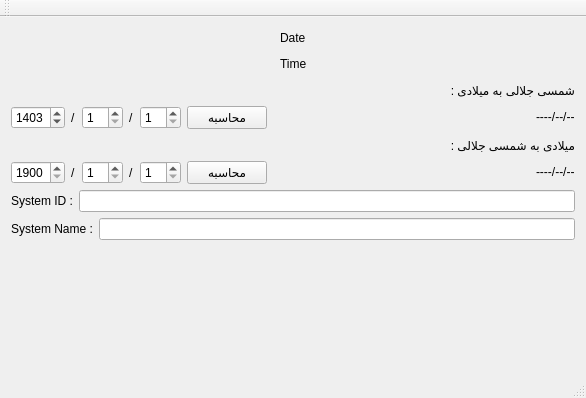
Before: the Qt Designer form mainwindow.ui in alinaseri25/qjalaliconverter, drawn with Qt 5.
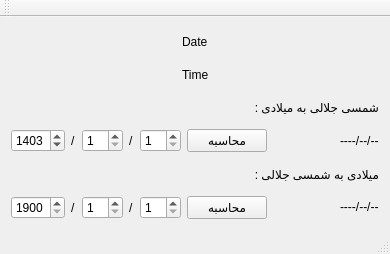
After: the same form once the commit is applied.

Patch:
```diff
--- a/mainwindow.ui
+++ b/mainwindow.ui
@@ -6,8 +6,8 @@
    <rect>
     <x>0</x>
     <y>0</y>
-    <width>586</width>
-    <height>398</height>
+    <width>390</width>
+    <height>254</height>
    </rect>
   </property>
   <property name="windowTitle">
@@ -313,51 +313,6 @@
         </item>
        </layout>
       </item>
-      <item>
-       <layout class="QHBoxLayout" name="horizontalLayout_8">
-        <item>
-         <widget class="QLabel" name="Lbl_SystemID">
-          <property name="text">
-           <string>System ID :</string>
-          </property>
-         </widget>
-        </item>
-        <item>
-         <widget class="QLineEdit" name="Txt_SystemID"/>
-        </item>
-       </layout>
-      </item>
-      <item>
-       <layout class="QHBoxLayout" name="horizontalLayout_10">
-        <item>
-         <widget class="QLabel" name="Lbl_SystemName">
-          <property name="text">
-           <string>System Name :</string>
-          </property>
-         </widget>
-        </item>
-        <item>
-         <widget class="QLineEdit" name="Txt_SystemName"/>
-        </item>
-       </layout>
-      </item>
-      <item>
-       <layout class="QHBoxLayout" name="horizontalLayout_9">
-        <item>
-         <spacer name="verticalSpacer">
-          <property name="orientation">
-           <enum>Qt::Vertical</enum>
-          </property>
-          <property name="sizeHint" stdset="0">
-           <size>
-            <width>20</width>
-            <height>40</height>
-           </size>
-          </property>
-         </spacer>
-        </item>
-       </layout>
-      </item>
      </layout>
     </item>
    </layout>
```
Left out of the diff: 2 changed lines with no effect on the pictures.
